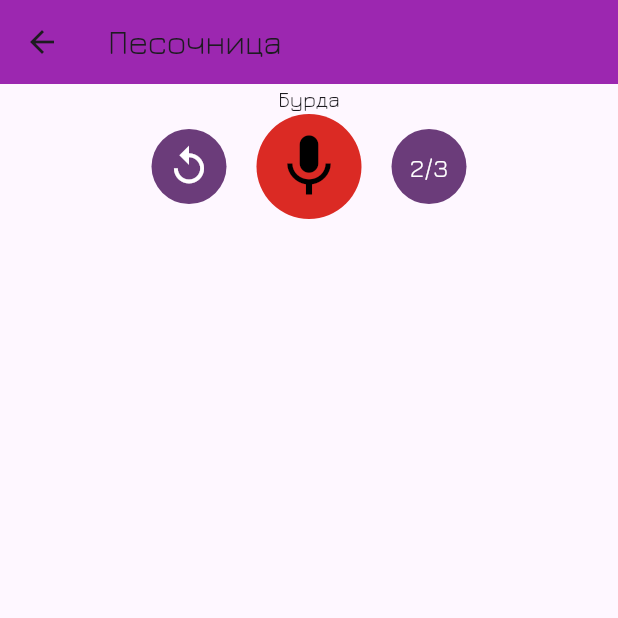
After one commit to Proman2702/ai_app_advanced, a Flutter app: the Sandbox screen opened by its route, on a phone screen of 412 x 824 dp, the top half of it. The commit adds this screen. Run offline on Flutter 3.47's test engine with Material 3 defaults, Android fonts, the phone set to English and light mode, and no system bars; our stand-ins replace carousel_slider, cloud_firestore, firebase_auth, firebase_core; missing offline and left inert: record; accounts and stored records are empty.

Commit message:
making sandbox

```diff
--- a/lib/etc/colors/colors.dart
+++ b/lib/etc/colors/colors.dart
@@ -1,10 +1,10 @@
 class CustomColors {
   final List<int> backgroundGrad = [0xFFE8C4E8, 0xFF421058];
   final List<int> tileGrad1 = [0xFF633D9D, 0xffD192BE];
-  final List<int> tileGrad2 = [0xFFC3645E, 0xFFBB93C2];
+  final List<int> tileGrad2 = [0xFFD3B1D9, 0xFF8146C0];
   final List<int> tileGrad3 = [0xff61D7D0, 0xFFCF96DA];
 
-  static int main = 0xff552366;
+  static int main = 0xff6B3C7A;
   static int mainLight = 0xFF90559F;
   static int mainLightX2 = 0xDDE9C1E9;
   static int bright = 0xff7021A7;
--- a/lib/features/diagnostics/diag_page.dart
+++ b/lib/features/diagnostics/diag_page.dart
@@ -22,7 +22,7 @@ class _DiagnosticsPageState extends State<DiagnosticsPage> {
   List<dynamic>? users;
   GetValues? dbGetter;
 
-  asyncGetter() async {
+  void asyncGetter() async {
     await database.getUsers().listen((snapshot) {
       List<dynamic> users_tmp = snapshot.docs;
       dbGetter = GetValues(subject: "username", user: user!, users: users_tmp);
--- /dev/null
+++ b/lib/features/sandbox/sandbox.dart
@@ -0,0 +1,77 @@
+// ignore_for_file: prefer_const_constructors, prefer_const_literals_to_create_immutables
+
+import 'package:ai_app/etc/colors/colors.dart';
+import 'package:flutter/material.dart';
+import 'package:record/record.dart';
+
+class Sandbox extends StatefulWidget {
+  const Sandbox({super.key});
+
+  @override
+  State<Sandbox> createState() => _SandboxState();
+}
+
+class _SandboxState extends State<Sandbox> {
+  final record = AudioRecorder();
+
+  @override
+  Widget build(BuildContext context) {
+    return Scaffold(
+      appBar: AppBar(
+        backgroundColor: Colors.purple,
+        title: Text('Песочница'),
+      ),
+      body: Center(
+        child: Column(
+          crossAxisAlignment: CrossAxisAlignment.center,
+          children: [
+            Text('Бурда'),
+            Row(
+              mainAxisAlignment: MainAxisAlignment.center,
+              children: [
+                GestureDetector(
+                  onTap: () {},
+                  child: Container(
+                    height: 50,
+                    width: 50,
+                    decoration: BoxDecoration(color: Color(CustomColors.main), borderRadius: BorderRadius.circular(25)),
+                    child: Icon(
+                      Icons.replay_outlined,
+                      size: 30,
+                      color: Colors.white,
+                    ),
+                  ),
+                ),
+                SizedBox(width: 20),
+                GestureDetector(
+                  onTap: () {},
+                  child: Container(
+                    height: 70,
+                    width: 70,
+                    decoration:
+                        BoxDecoration(color: Color(CustomColors.delete), borderRadius: BorderRadius.circular(40)),
+                    child: Icon(
+                      Icons.mic,
+                      size: 50,
+                      color: Colors.black,
+                    ),
+                  ),
+                ),
+                SizedBox(width: 20),
+                Container(
+                    height: 50,
+                    width: 50,
+                    alignment: Alignment.center,
+                    decoration: BoxDecoration(color: Color(CustomColors.main), borderRadius: BorderRadius.circular(25)),
+                    child: Text(
+                      "2/3",
+                      style: TextStyle(color: Colors.white, fontSize: 17),
+                    )),
+              ],
+            )
+          ],
+        ),
+      ),
+    );
+  }
+}
--- a/lib/main.dart
+++ b/lib/main.dart
@@ -2,6 +2,7 @@ import 'package:ai_app/features/auth/forgot_password_page.dart';
 import 'package:ai_app/features/auth/sign_in_page.dart';
 import 'package:ai_app/features/auth/wrapper.dart';
 import 'package:ai_app/features/diagnostics/diag_page.dart';
+import 'package:ai_app/features/sandbox/sandbox.dart';
 import 'package:ai_app/features/settings/settings_page.dart';
 import 'package:flutter/material.dart';
 import 'package:firebase_core/firebase_core.dart';
@@ -29,7 +30,8 @@ class MyApp extends StatelessWidget {
         '/auth/create': (context) => const FirstPage(),
         '/auth/forgot': (context) => const ForgotPasswordPage(),
         '/settings': (context) => const SettingsPage(),
-        '/diagnostics': (context) => const DiagnosticsPage()
+        '/diagnostics': (context) => const DiagnosticsPage(),
+        '/sandbox': (context) => const Sandbox()
       },
       theme: ThemeData(fontFamily: "Jura"),
     );
--- a/pubspec.yaml
+++ b/pubspec.yaml
@@ -40,6 +40,7 @@ dependencies:
   email_validator: ^3.0.0
   cloud_firestore: ^5.4.4
   carousel_slider: ^5.0.0
+  record: ^5.1.2
 
 
 dev_dependencies:
```
Also changed, not shown: lib/features/auth/sign_in_page.dart (+9 -2 lines), lib/features/home/home_page.dart (+64 -128 lines), lib/models/user.dart (+18 -25 lines), pubspec.lock, 7 other files.
